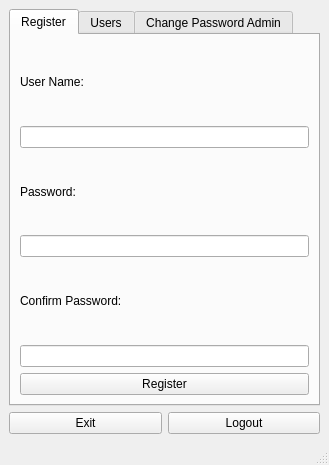
Qt form management.ui (conbaodn/integrity) before a commit.
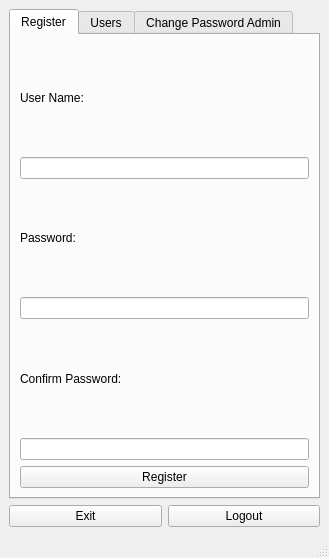
The same form after that commit.

The edit to the form file:
```diff
--- a/management.ui
+++ b/management.ui
@@ -7,7 +7,7 @@
     <x>0</x>
     <y>0</y>
     <width>329</width>
-    <height>465</height>
+    <height>558</height>
    </rect>
   </property>
   <property name="windowTitle">
```
